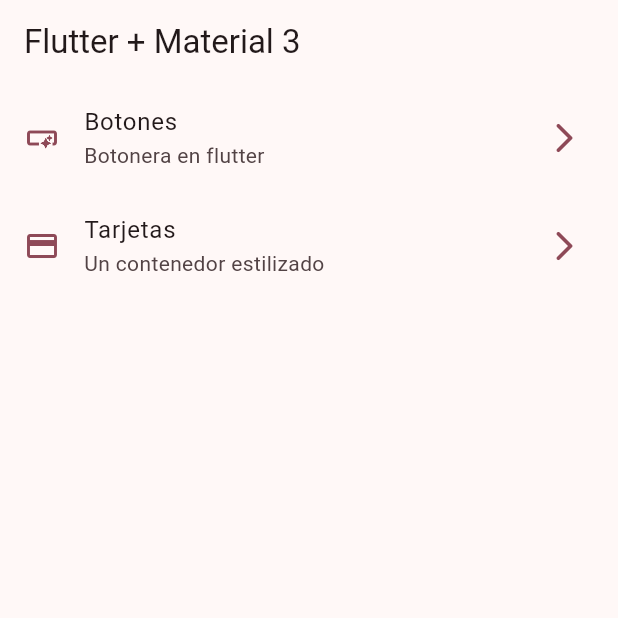
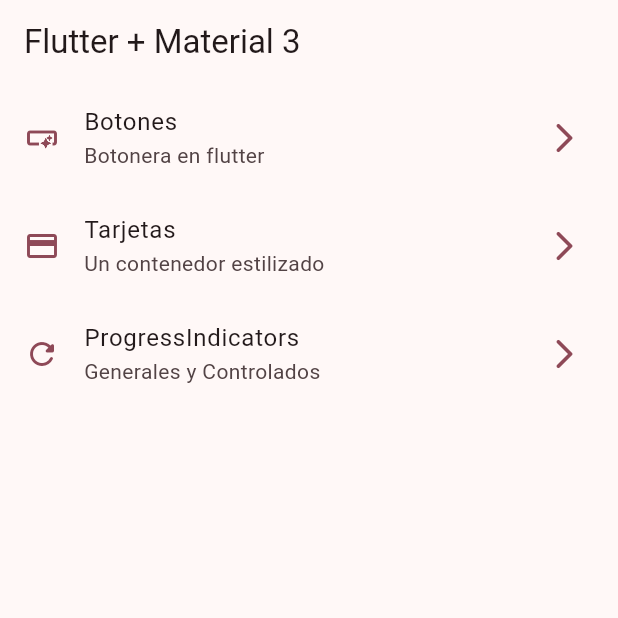
Before and after one commit to JordyV23/widgets-app, a Flutter app: the screen it shows after launch, on a phone screen of 412 x 824 dp, the top half of it. Run offline on Flutter 3.47's test engine with Material 2 defaults, Android fonts, the phone set to English and light mode, and no system bars; our stand-ins replace go_router.

Commit message:
Cambios realizados: -Archivo de items actualizado -Nueva ruta para mostrar indicadores de carga -Indicadores de carga circulares y lineales agregados

```diff
--- a/lib/config/menu/menu_items.dart
+++ b/lib/config/menu/menu_items.dart
@@ -31,5 +31,13 @@ const appMenuItems = <MenuItem>[
     icon: Icons.credit_card
   ),
 
+  MenuItem(
+    title: 'ProgressIndicators',
+    subTitle: 'Generales y Controlados',
+    link: '/progress',
+    icon: Icons.refresh_rounded
+  ),
+
+
 
 ];
--- a/lib/config/router/app_router.dart
+++ b/lib/config/router/app_router.dart
@@ -23,5 +23,11 @@ final appRputer = GoRouter(
       builder: (contex,state) => const CardsScreen()
   ),
 
+  GoRoute(
+      path: '/progress',
+      name: ProgressScreen.name,
+      builder: (contex,state) => const ProgressScreen()
+  )
+
 
 ]);
--- a/lib/presentation/screens/home/home_screen.dart
+++ b/lib/presentation/screens/home/home_screen.dart
@@ -1,7 +1,6 @@
 import 'package:flutter/material.dart';
 import 'package:go_router/go_router.dart';
 import 'package:widgets_app/config/menu/menu_items.dart';
-import 'package:widgets_app/presentation/screens/cards/cards_screen.dart';
 
 class HomeScreen extends StatelessWidget {
 
```
Also changed, not shown: lib/presentation/screens/progress/progress_screen.dart (+61 -1 lines).
